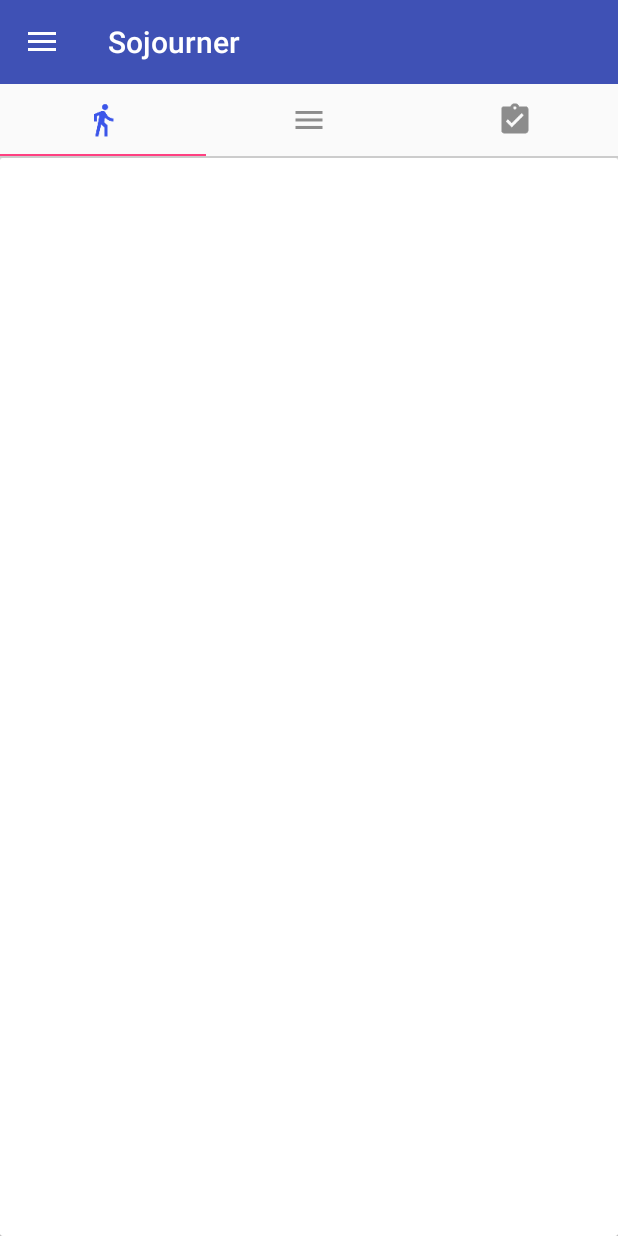
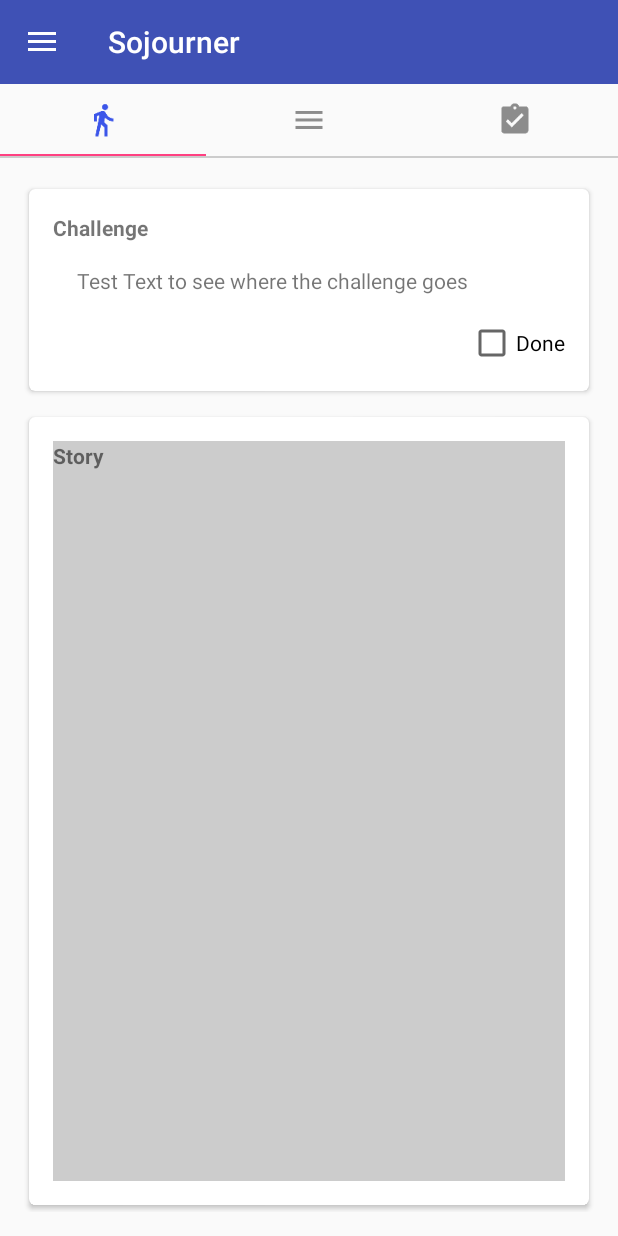
Before and after one commit to parousia/sojourner, an Android app: the screen it shows after launch (MainActivity), on a phone screen of 412 x 824 dp. Run offline under Robolectric (Android 15) with nearby library versions, the phone set to English and light mode, and no system bars.

Commit message:
Add cards to JourneyFragment

```diff
--- a/app/src/main/java/com/android/sojourner/Scene.java
+++ b/app/src/main/java/com/android/sojourner/Scene.java
@@ -11,7 +11,7 @@ public class Scene {
     private Challenge mChallenge;
     private PrayerTip mPrayerTip;
 
-    public Scene(String assetPath) {
+    public Scene(String scenePath) {
 
     }
 }
--- a/app/src/main/res/layout/fragment_journey.xml
+++ b/app/src/main/res/layout/fragment_journey.xml
@@ -1,35 +1,73 @@
 <?xml version="1.0" encoding="utf-8"?>
-<FrameLayout
+<LinearLayout
+    xmlns:android="http://schemas.android.com/apk/res/android"
+    android:layout_width="match_parent"
     android:layout_height="wrap_content"
-    android:layout_width="match_parent"
-    xmlns:android="http://schemas.android.com/apk/res/android">
+    android:padding="16dp"
+    android:orientation="vertical">
 
     <android.support.v7.widget.CardView
         android:id="@+id/journey_challenge_cardview"
-        android:layout_height="match_parent"
+        style="@style/CustomCardView"
         android:layout_width="match_parent"
-        android:text="@string/challenge_cardview">
+        android:layout_height="wrap_content">
 
-        <LinearLayout
-            android:layout_height="match_parent"
+        <RelativeLayout
             android:layout_width="match_parent"
-            android:orientation="vertical">
+            android:layout_height="match_parent">
 
-            <FrameLayout
-                android:id="@+id/challenge_textview_holder"
-                android:layout_height="match_parent"
-                android:layout_width="match_parent">
-            </FrameLayout>
+            <TextView
+                android:id="@+id/challenge_title_textView"
+                android:layout_width="match_parent"
+                android:layout_height="wrap_content"
+                android:layout_alignParentTop="true"
+                android:text="@string/challenge_title"
+                android:textStyle="bold"/>
+
+            <TextView
+                android:id="@+id/journey_challenge_textView"
+                android:layout_width="match_parent"
+                android:layout_height="wrap_content"
+                android:layout_below="@id/challenge_title_textView"
+                android:layout_margin="16dp"
+                android:text="Test Text to see where the challenge goes"/>
 
             <CheckBox
+                android:id="@+id/journey_challenge_checkBox"
+                android:layout_width="wrap_content"
                 android:layout_height="wrap_content"
-                android:layout_width="wrap_content"/>
-        </LinearLayout>
+                android:layout_alignParentEnd="true"
+                android:layout_below="@id/journey_challenge_textView"
+                android:text="@string/checkbox_done"/>
+
+        </RelativeLayout>
     </android.support.v7.widget.CardView>
 
     <android.support.v7.widget.CardView
         android:id="@+id/journey_scene_cardview"
+        style="@style/CustomCardView"
+        android:layout_width="match_parent"
         android:layout_height="match_parent"
-        android:layout_width="match_parent"
-        android:text="@string/scene_cardview"/>
-</FrameLayout>
+        android:layout_marginTop="8dp">
+
+        <FrameLayout
+            android:layout_width="match_parent"
+            android:layout_height="match_parent">
+
+            <ImageView
+                android:id="@+id/journey_scene_imageView"
+                android:layout_width="match_parent"
+                android:layout_height="match_parent"
+                android:background="@color/light_gray"/>
+
+            <TextView
+                android:layout_width="wrap_content"
+                android:layout_height="wrap_content"
+                android:layout_gravity="top|left"
+                android:text="@string/journey_scene_title"
+                android:textStyle="bold"/>
+
+        </FrameLayout>
+    </android.support.v7.widget.CardView>
+
+</LinearLayout>
--- a/app/src/main/res/values/strings.xml
+++ b/app/src/main/res/values/strings.xml
@@ -2,4 +2,7 @@
     <string name="app_name">Sojourner</string>
     <string name="challenge_cardview">Challenge</string>
     <string name="scene_cardview">Journey</string>
+    <string name="checkbox_done">Done</string>
+    <string name="journey_scene_title">Story</string>
+    <string name="challenge_title">Challenge</string>
 </resources>
--- a/app/src/main/res/values/styles.xml
+++ b/app/src/main/res/values/styles.xml
@@ -19,4 +19,10 @@
         <item name="color">@color/white</item>
     </style>
 
+    <style name="CustomCardView" parent="CardView">
+        <item name="cardUseCompatPadding">true</item>
+        <item name="cardCornerRadius">4dp</item>
+        <item name="contentPadding">16dp</item>
+    </style>
+
 </resources>
```
